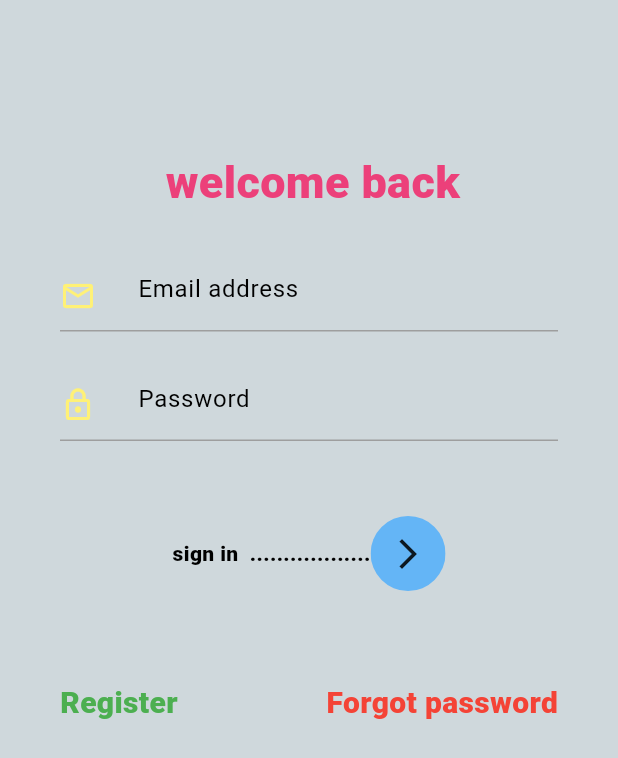
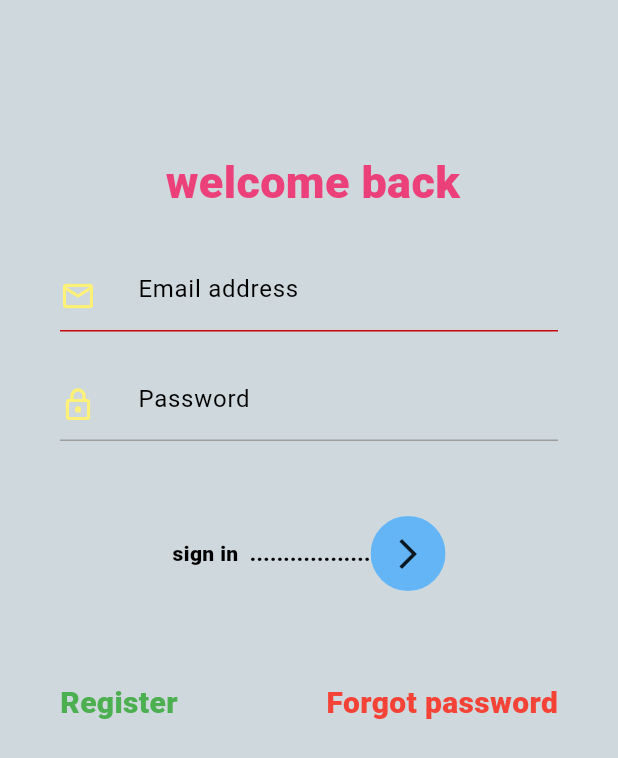
Before and after one commit to tulmantamang/bca_student_app, a Flutter app: the screen it shows after launch, item 3 of the bottom bar chosen, after a tap on "Sign In", on a phone screen of 412 x 824 dp. Shown: the top 758 px of the screen. Run offline on Flutter 3.47's test engine with Material 3 defaults, Android fonts, the phone set to English and light mode, and no system bars.

Commit message:
Update sign_in.dart

```diff
--- a/lib/pages/screens/sign_in.dart
+++ b/lib/pages/screens/sign_in.dart
@@ -103,7 +103,9 @@ class _SigninState extends State<Signin> {
                   hintText: "Email address",
                   hintStyle: TextStyle(color: Colors.black),
                   enabledBorder: UnderlineInputBorder(
-                    borderSide: BorderSide(color: Colors.grey),
+                    borderSide: BorderSide(
+                      color: const Color.fromARGB(255, 199, 8, 8),
+                    ),
                   ),
                 ),
               ),
```
